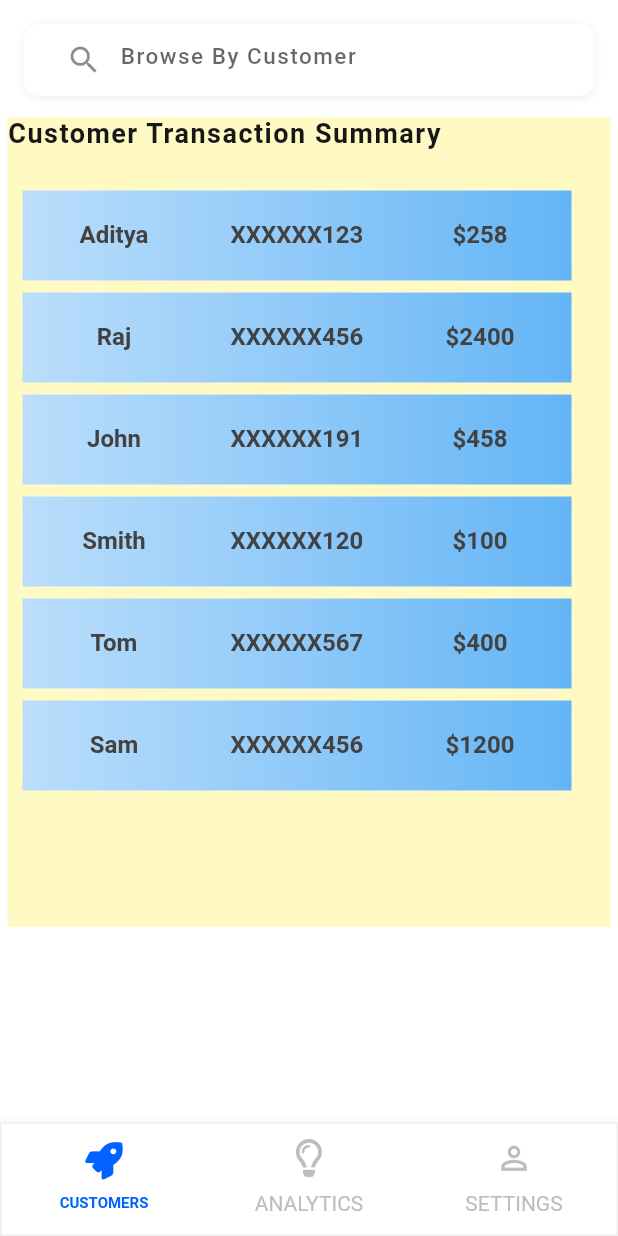
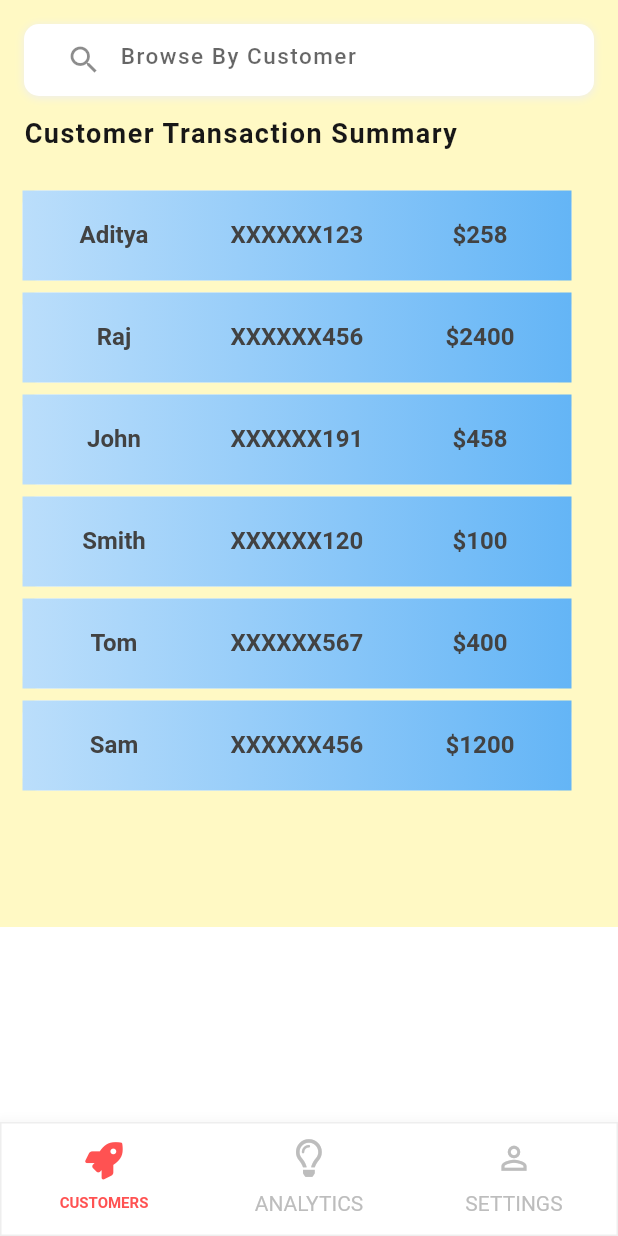
Before and after one commit to JessNah/GrowLocal, a Flutter app: the BusinessHomeScreen screen opened directly, on a phone screen of 412 x 824 dp. Run offline on Flutter 3.47's test engine with Material 2 defaults, Android fonts, the phone set to English and light mode, and no system bars; our stand-ins replace charts_flutter, font_awesome_flutter, page_transition.

Commit message:
theme improvement

```diff
--- a/flutterclient/lib/screens/business_explore_screen.dart
+++ b/flutterclient/lib/screens/business_explore_screen.dart
@@ -83,6 +83,7 @@ class _BusinessExploreScreenState extends State<BusinessExploreScreen> with Sing
         )
     );
     return Container(
+        color: Colors.yellow[100],
         child: Column(
             mainAxisAlignment: MainAxisAlignment.center, //TODO: maybe remove
             children: <Widget>[
@@ -351,7 +352,7 @@ class _BusinessExploreScreenState extends State<BusinessExploreScreen> with Sing
 
           children: <Widget>[
             Text(
-                "Customer Transaction Summary",
+                "  Customer Transaction Summary",
                 style: TextStyle(
                   fontSize: 18,
                   fontFamily: 'roboto',
--- a/flutterclient/lib/screens/business_home_screen.dart
+++ b/flutterclient/lib/screens/business_home_screen.dart
@@ -50,7 +50,7 @@ class _BusinessHomeScreenState extends State<BusinessHomeScreen> with SingleTick
               ),
               child: TabBar(
                   controller: _tabController,
-                  labelColor: Color(0xff0062ff),
+                  labelColor: Colors.redAccent,
                   labelStyle: TextStyle(
                     fontWeight: FontWeight.bold,
                     fontSize: 10,
```
